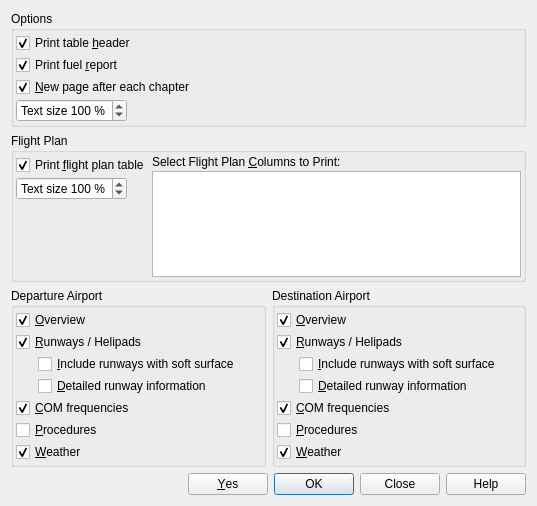
albar965/littlenavmap, file src/print/printdialog.ui: the form before one commit.
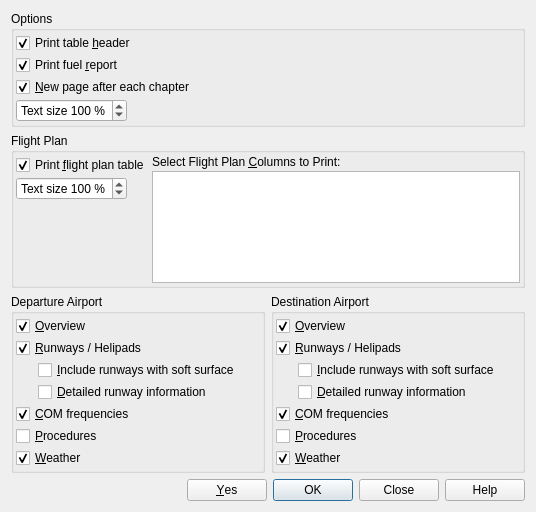
The form after the commit.

```diff
--- a/src/print/printdialog.ui
+++ b/src/print/printdialog.ui
@@ -6,8 +6,8 @@
    <rect>
     <x>0</x>
     <y>0</y>
-    <width>537</width>
-    <height>506</height>
+    <width>536</width>
+    <height>512</height>
    </rect>
   </property>
   <property name="windowTitle">
@@ -498,6 +498,19 @@
      </item>
     </layout>
    </item>
+   <item>
+    <spacer name="verticalSpacer_2">
+     <property name="orientation">
+      <enum>Qt::Vertical</enum>
+     </property>
+     <property name="sizeHint" stdset="0">
+      <size>
+       <width>20</width>
+       <height>40</height>
+      </size>
+     </property>
+    </spacer>
+   </item>
    <item>
     <widget class="QDialogButtonBox" name="buttonBoxPrint">
      <property name="orientation">
```
